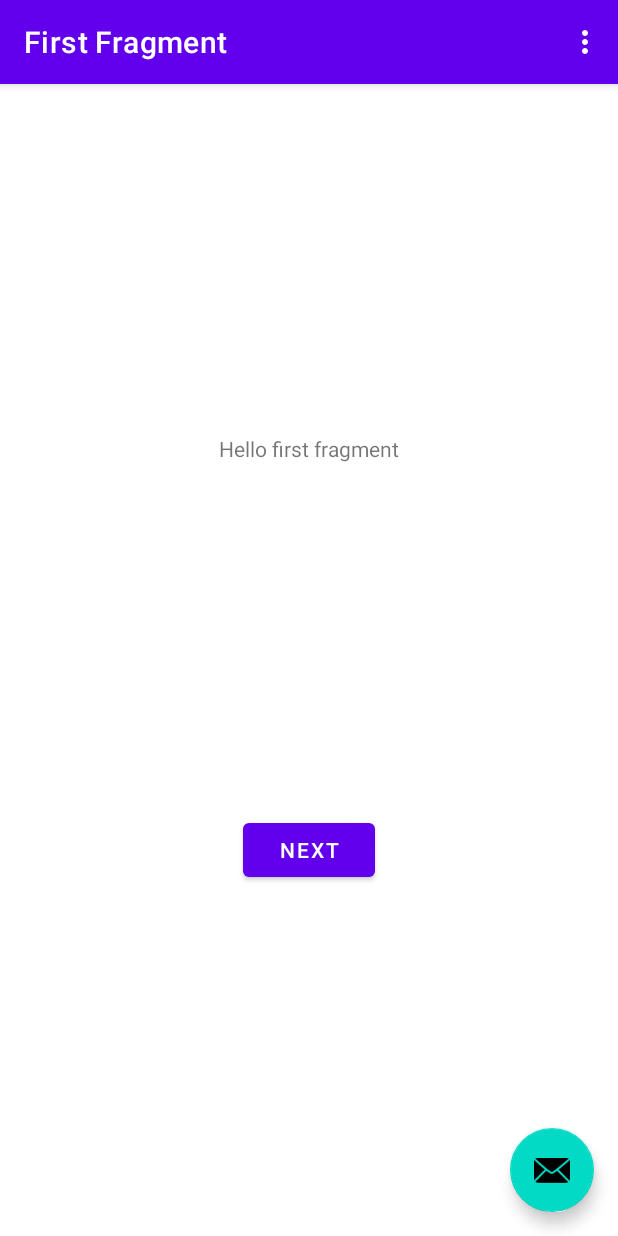
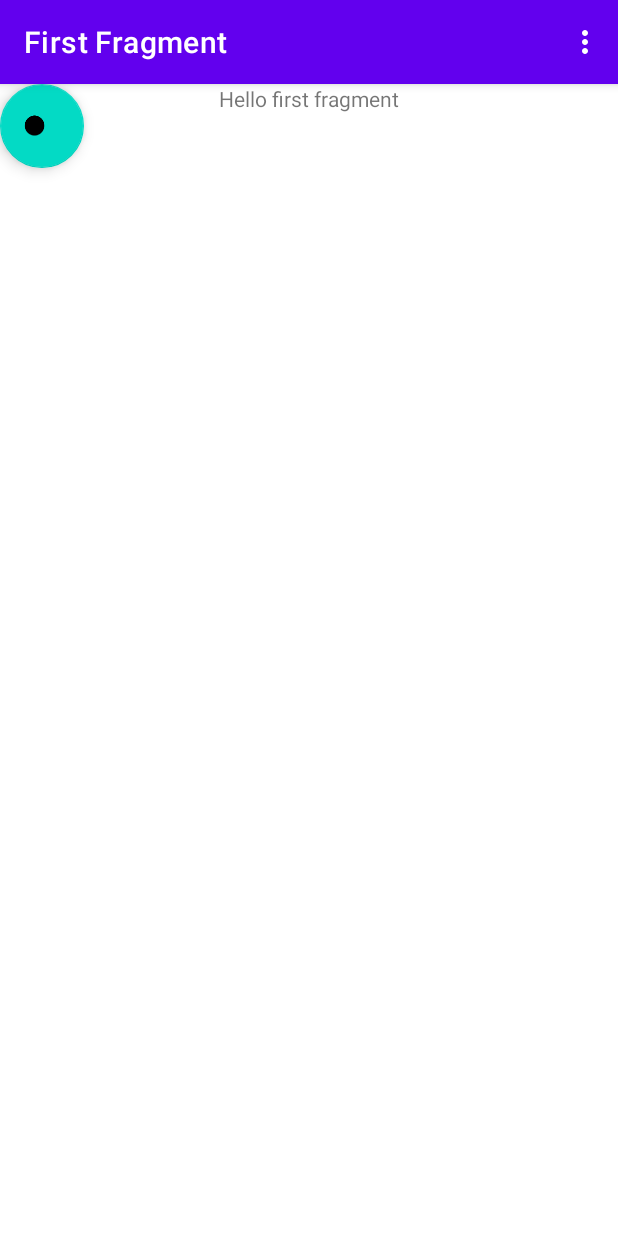
Before and after one commit to vpopov89/PumpingIron, an Android app: the screen it shows after launch (MainActivity), on a phone screen of 412 x 824 dp. Run offline under Robolectric (Android 15) with nearby library versions, the phone set to English and light mode, and no system bars; our stand-ins replace navigation-ui.

Commit message:
#1: Removed unnecessary stuff, added button for switching to view with exercises

```diff
--- a/app/src/main/java/com/example/pumpingiron/MainActivity.kt
+++ b/app/src/main/java/com/example/pumpingiron/MainActivity.kt
@@ -27,11 +27,6 @@ class MainActivity : AppCompatActivity() {
         val navController = findNavController(R.id.nav_host_fragment_content_main)
         appBarConfiguration = AppBarConfiguration(navController.graph)
         setupActionBarWithNavController(navController, appBarConfiguration)
-
-        binding.fab.setOnClickListener { view ->
-            Snackbar.make(view, "Replace with your own action", Snackbar.LENGTH_LONG)
-                .setAction("Action", null).show()
-        }
     }
 
     override fun onCreateOptionsMenu(menu: Menu): Boolean {
--- a/app/src/main/java/com/example/pumpingiron/FirstFragment.kt
+++ b/app/src/main/java/com/example/pumpingiron/MainFragment.kt
@@ -6,14 +6,14 @@ import android.view.LayoutInflater
 import android.view.View
 import android.view.ViewGroup
 import androidx.navigation.fragment.findNavController
-import com.example.pumpingiron.databinding.FragmentFirstBinding
+import com.example.pumpingiron.databinding.FragmentMainBinding
 
 /**
  * A simple [Fragment] subclass as the default destination in the navigation.
  */
-class FirstFragment : Fragment() {
+class MainFragment : Fragment() {
 
-    private var _binding: FragmentFirstBinding? = null
+    private var _binding: FragmentMainBinding? = null
 
     // This property is only valid between onCreateView and
     // onDestroyView.
@@ -24,7 +24,7 @@ class FirstFragment : Fragment() {
         savedInstanceState: Bundle?
     ): View? {
 
-        _binding = FragmentFirstBinding.inflate(inflater, container, false)
+        _binding = FragmentMainBinding.inflate(inflater, container, false)
         return binding.root
 
     }
@@ -32,7 +32,7 @@ class FirstFragment : Fragment() {
     override fun onViewCreated(view: View, savedInstanceState: Bundle?) {
         super.onViewCreated(view, savedInstanceState)
 
-        binding.buttonFirst.setOnClickListener {
+        binding.floatingActionButton.setOnClickListener {
             findNavController().navigate(R.id.action_FirstFragment_to_SecondFragment)
         }
     }
--- a/app/src/main/res/layout/activity_main.xml
+++ b/app/src/main/res/layout/activity_main.xml
@@ -22,13 +22,4 @@
 
     <include layout="@layout/content_main" />
 
-    <com.google.android.material.floatingactionbutton.FloatingActionButton
-        android:id="@+id/fab"
-        android:layout_width="wrap_content"
-        android:layout_height="wrap_content"
-        android:layout_gravity="bottom|end"
-        android:layout_marginEnd="@dimen/fab_margin"
-        android:layout_marginBottom="16dp"
-        app:srcCompat="@android:drawable/ic_dialog_email" />
-
 </androidx.coordinatorlayout.widget.CoordinatorLayout>
--- a/app/src/main/res/layout/fragment_first.xml
+++ b/app/src/main/res/layout/fragment_main.xml
@@ -4,25 +4,23 @@
     xmlns:tools="http://schemas.android.com/tools"
     android:layout_width="match_parent"
     android:layout_height="match_parent"
-    tools:context=".FirstFragment">
+    tools:context=".MainFragment">
 
     <TextView
         android:id="@+id/textview_first"
         android:layout_width="wrap_content"
         android:layout_height="wrap_content"
         android:text="@string/hello_first_fragment"
-        app:layout_constraintBottom_toTopOf="@id/button_first"
         app:layout_constraintEnd_toEndOf="parent"
         app:layout_constraintStart_toStartOf="parent"
         app:layout_constraintTop_toTopOf="parent" />
 
-    <Button
-        android:id="@+id/button_first"
+    <com.google.android.material.floatingactionbutton.FloatingActionButton
+        android:id="@+id/floatingActionButton"
         android:layout_width="wrap_content"
         android:layout_height="wrap_content"
-        android:text="@string/next"
-        app:layout_constraintBottom_toBottomOf="parent"
-        app:layout_constraintEnd_toEndOf="parent"
-        app:layout_constraintStart_toStartOf="parent"
-        app:layout_constraintTop_toBottomOf="@id/textview_first" />
+        android:clickable="true"
+        android:src="@android:drawable/btn_plus"
+        tools:layout_editor_absoluteX="462dp"
+        tools:layout_editor_absoluteY="859dp" />
 </androidx.constraintlayout.widget.ConstraintLayout>
--- a/app/src/main/res/navigation/nav_graph.xml
+++ b/app/src/main/res/navigation/nav_graph.xml
@@ -7,9 +7,9 @@
 
     <fragment
         android:id="@+id/FirstFragment"
-        android:name="com.example.pumpingiron.FirstFragment"
+        android:name="com.example.pumpingiron.MainFragment"
         android:label="@string/first_fragment_label"
-        tools:layout="@layout/fragment_first">
+        tools:layout="@layout/fragment_main">
 
         <action
             android:id="@+id/action_FirstFragment_to_SecondFragment"
```
